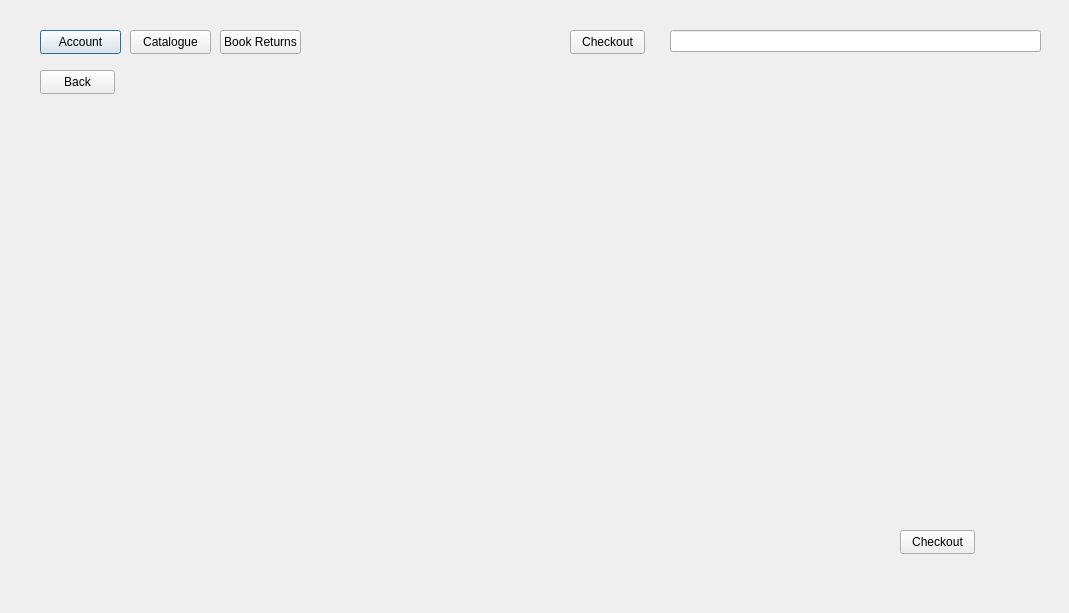
Qt form LibraryInfoSystem/checkout.ui (Finnzag/Library-Info-System) before a commit.
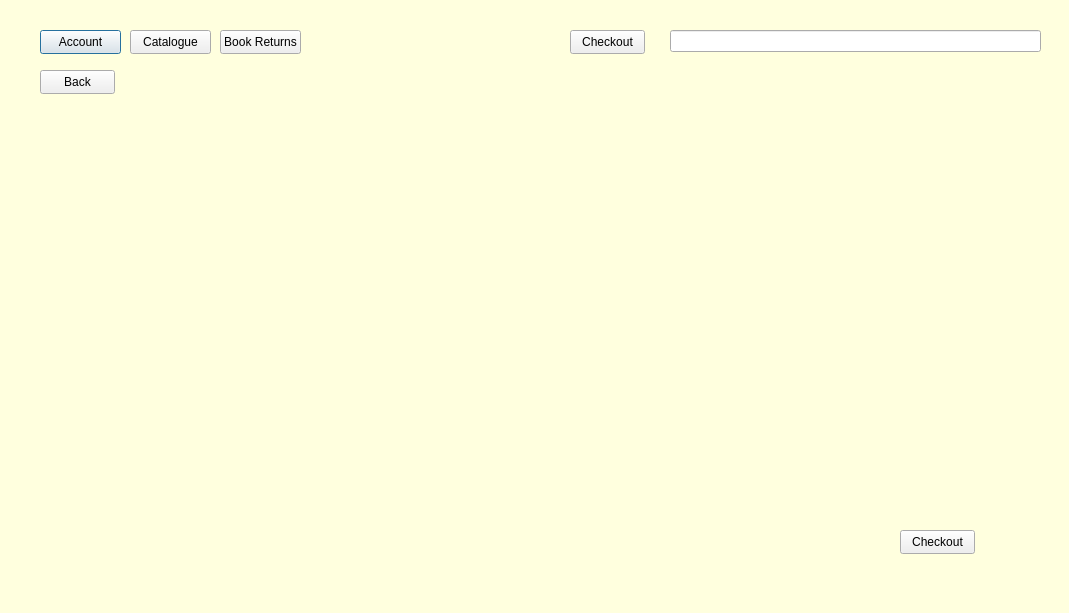
The same form after that commit.

Patch:
```diff
--- a/LibraryInfoSystem/checkout.ui
+++ b/LibraryInfoSystem/checkout.ui
@@ -101,6 +101,30 @@
     <string>Checkout</string>
    </property>
   </widget>
+  <widget class="QLabel" name="label">
+   <property name="geometry">
+    <rect>
+     <x>-2</x>
+     <y>-5</y>
+     <width>1071</width>
+     <height>621</height>
+    </rect>
+   </property>
+   <property name="styleSheet">
+    <string notr="true">background-color: rgb(255, 255, 222);</string>
+   </property>
+   <property name="text">
+    <string/>
+   </property>
+  </widget>
+  <zorder>label</zorder>
+  <zorder>pushButton</zorder>
+  <zorder>pushButton_2</zorder>
+  <zorder>lineEdit</zorder>
+  <zorder>pushButton_3</zorder>
+  <zorder>pushButton_7</zorder>
+  <zorder>pushButton_6</zorder>
+  <zorder>pushButton_4</zorder>
  </widget>
  <resources/>
  <connections/>
```
